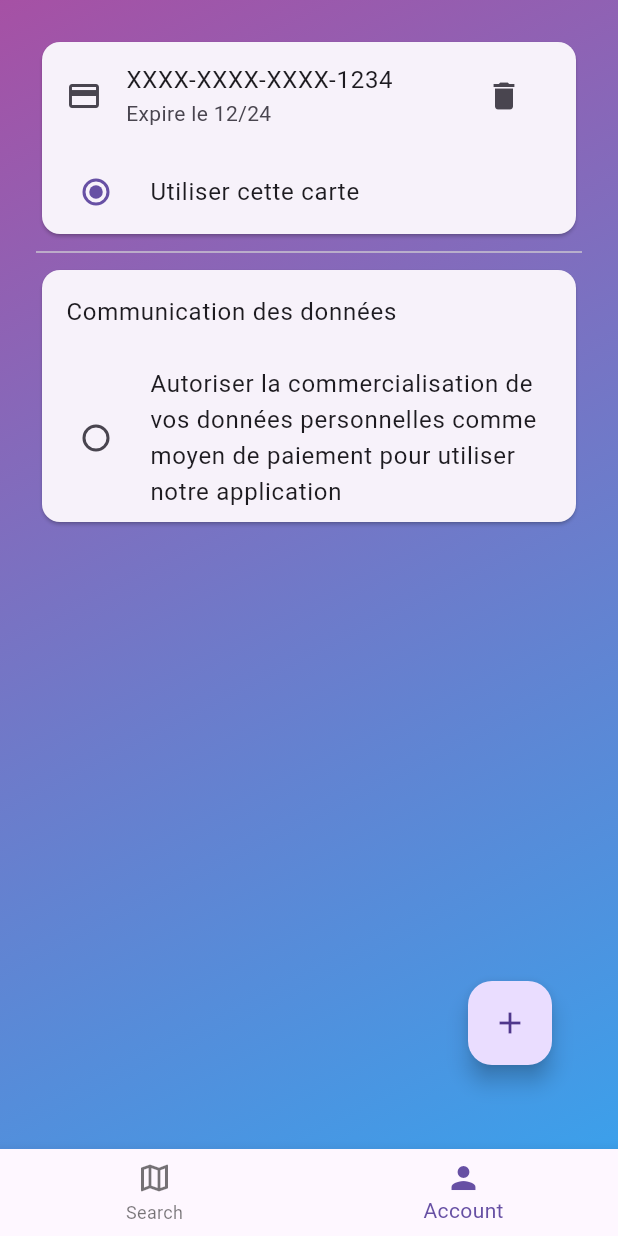
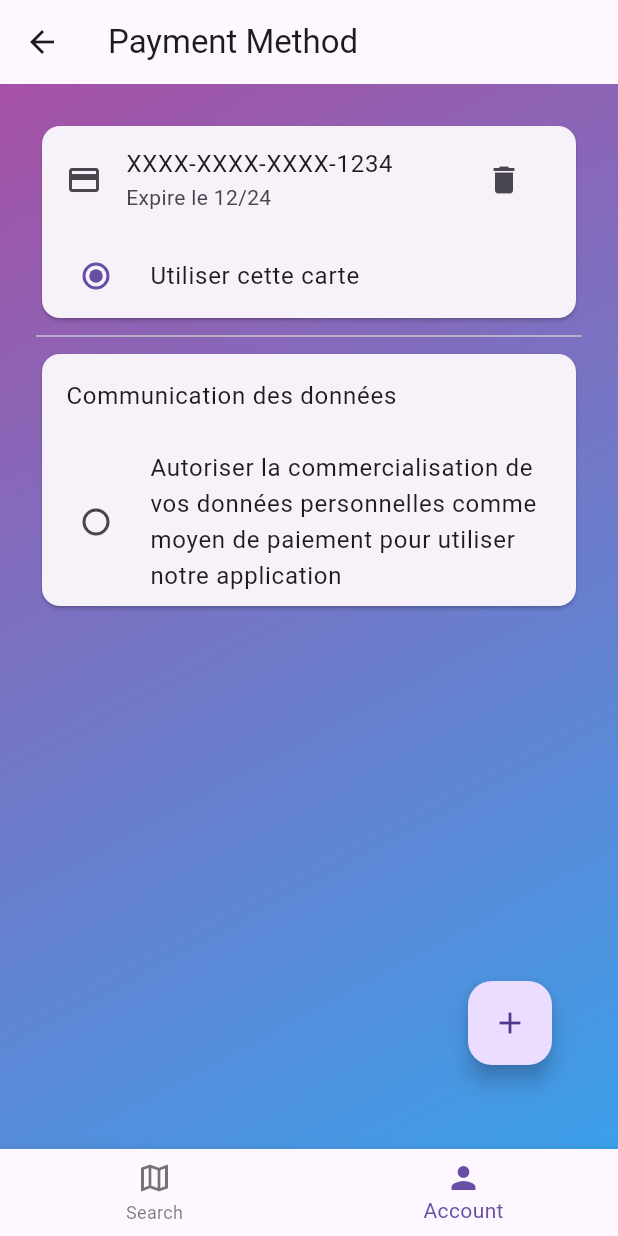
Before and after one commit to YOUPIDOK/cs-rust-flutter, a Flutter app: the AccountPaymentMethodScreen screen opened by its route, on a phone screen of 412 x 824 dp. Run offline on Flutter 3.47's test engine with Material 3 defaults, Android fonts, the phone set to English and light mode, and no system bars; our stand-ins replace built_collection, built_value, flutter_riverpod, geolocator, go_router, hive and 3 more; missing offline and left inert: ferry, ferry_exec, ferry_hive_store, gql, gql_code_builder, gql_exec and 3 more; accounts and stored records are empty; generated files the repository leaves out were written again; project files that could hold a hidden picture were left out.

Commit message:
🎨 fix app bar (#48)

```diff
--- a/app/lib/src/features/authentication/presentation/account/payment_method/account_payment_method_screen.dart
+++ b/app/lib/src/features/authentication/presentation/account/payment_method/account_payment_method_screen.dart
@@ -52,6 +52,9 @@ class _AccountPaymentMethodScreenStateState extends State<AccountPaymentMethodSc
   @override
   Widget build(BuildContext context) {
     return Scaffold(
+      appBar: AppBar(
+        title: const Text('Payment Method'),
+      ),
       body: Container(
         decoration: const BoxDecoration(
           gradient: LinearGradient(
```
